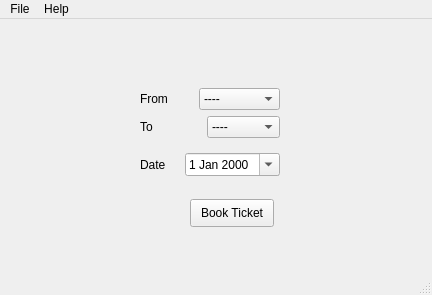
Qt form journey.ui (kHarshit/railway-ticketing-system) before a commit.
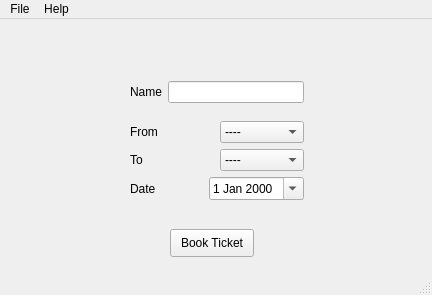
The same form after that commit.

Commit message: Add passenger name and journey details

Diff of the .ui file:
```diff
--- a/journey.ui
+++ b/journey.ui
@@ -33,15 +33,47 @@
      <string/>
     </property>
    </widget>
-   <widget class="QWidget" name="layoutWidget">
+   <widget class="QPushButton" name="pushButton_bookTicket">
     <property name="geometry">
      <rect>
-      <x>140</x>
-      <y>60</y>
-      <width>140</width>
-      <height>107</height>
+      <x>170</x>
+      <y>210</y>
+      <width>84</width>
+      <height>28</height>
      </rect>
     </property>
+    <property name="text">
+     <string>Book Ticket</string>
+    </property>
+   </widget>
+   <widget class="QWidget" name="">
+    <property name="geometry">
+     <rect>
+      <x>130</x>
+      <y>50</y>
+      <width>174</width>
+      <height>145</height>
+     </rect>
+    </property>
+    <layout class="QVBoxLayout" name="verticalLayout_3">
+     <item>
+      <layout class="QHBoxLayout" name="horizontalLayout_4">
+       <item>
+        <widget class="QLabel" name="label_4">
+         <property name="text">
+          <string>Name</string>
+         </property>
+         <property name="buddy">
+          <cstring>lineEdit_PassengerName</cstring>
+         </property>
+        </widget>
+       </item>
+       <item>
+        <widget class="QLineEdit" name="lineEdit_PassengerName"/>
+       </item>
+      </layout>
+     </item>
+     <item>
     <layout class="QVBoxLayout" name="verticalLayout_2">
      <item>
       <layout class="QVBoxLayout" name="verticalLayout">
@@ -160,19 +192,8 @@
       </layout>
      </item>
     </layout>
-   </widget>
-   <widget class="QPushButton" name="pushButton_bookTicket">
-    <property name="geometry">
-     <rect>
-      <x>190</x>
-      <y>180</y>
-      <width>84</width>
-      <height>28</height>
-     </rect>
-    </property>
-    <property name="text">
-     <string>Book Ticket</string>
-    </property>
+     </item>
+    </layout>
    </widget>
   </widget>
   <widget class="QMenuBar" name="menubar">
```
Lines whose indentation alone changed are shown as unchanged. The commit also changes 1 other file.
